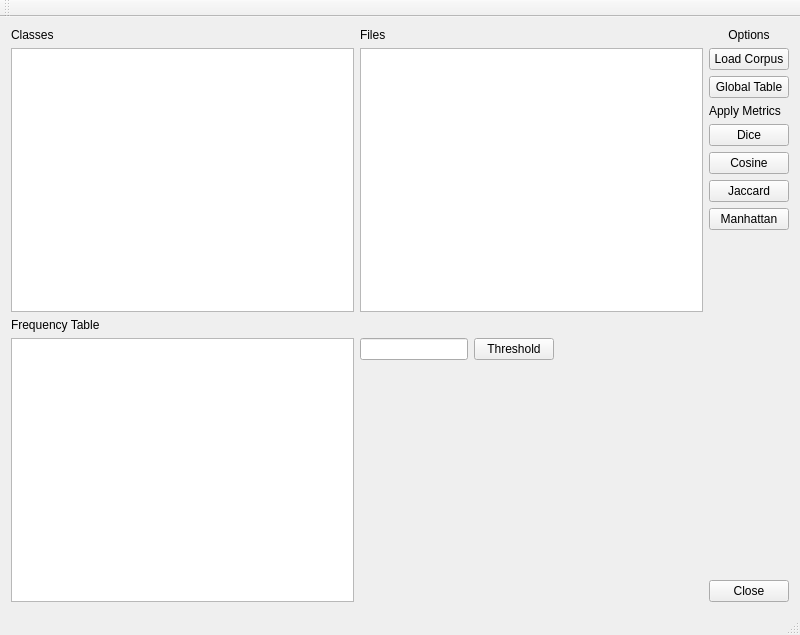
Before: the Qt Designer form mainwindow.ui in JuanCrg90/similaritygraphs, drawn with Qt 5.
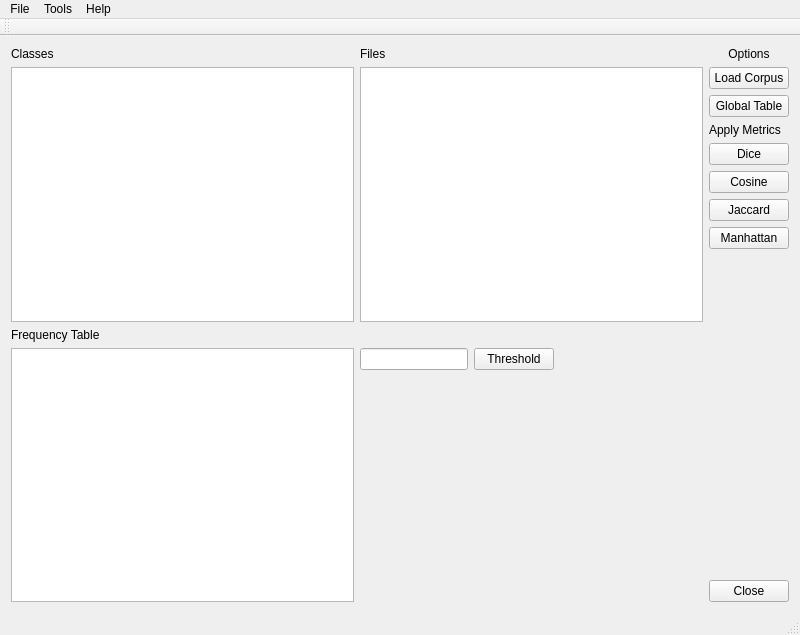
After: the same form once the commit is applied.

Diff of the .ui file:
```diff
--- a/mainwindow.ui
+++ b/mainwindow.ui
@@ -209,6 +209,27 @@
      <height>19</height>
     </rect>
    </property>
+   <widget class="QMenu" name="menuFile">
+    <property name="title">
+     <string>File</string>
+    </property>
+    <addaction name="actionClose"/>
+   </widget>
+   <widget class="QMenu" name="menuTools">
+    <property name="title">
+     <string>Tools</string>
+    </property>
+    <addaction name="actionXML_to_Dataset"/>
+   </widget>
+   <widget class="QMenu" name="menuHelp">
+    <property name="title">
+     <string>Help</string>
+    </property>
+    <addaction name="actionAbout"/>
+   </widget>
+   <addaction name="menuFile"/>
+   <addaction name="menuTools"/>
+   <addaction name="menuHelp"/>
   </widget>
   <widget class="QToolBar" name="mainToolBar">
    <attribute name="toolBarArea">
```
Left out of the diff: 17 changed lines with no effect on the pictures.
